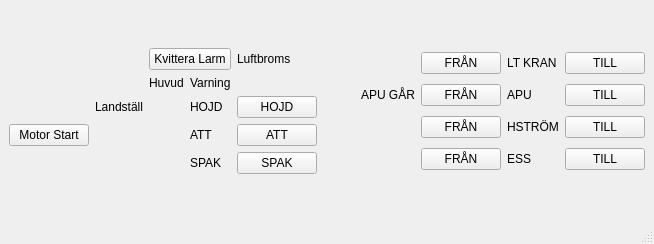
This is ui/main.ui in f11museum/JAS-IS-Cockpit as Qt 5 draws it before an edit. The edited form follows.
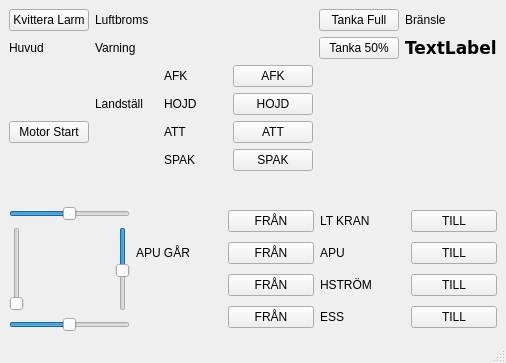
This is the edited form.

Commit message: Fungerande första version

The edit to the form file:
```diff
--- a/ui/main.ui
+++ b/ui/main.ui
@@ -6,8 +6,8 @@
    <rect>
     <x>0</x>
     <y>0</y>
-    <width>654</width>
-    <height>244</height>
+    <width>506</width>
+    <height>363</height>
    </rect>
   </property>
   <property name="windowTitle">
@@ -15,20 +15,85 @@
   </property>
   <widget class="QWidget" name="centralwidget">
    <layout class="QGridLayout" name="gridLayout_2">
-    <item row="0" column="1">
-     <spacer name="horizontalSpacer">
+    <item row="6" column="0">
+     <layout class="QGridLayout" name="gridLayout_5" columnminimumwidth="100,0">
+      <property name="sizeConstraint">
+       <enum>QLayout::SetFixedSize</enum>
+      </property>
+      <item row="2" column="1">
+       <widget class="QSlider" name="spak_pitch">
+        <property name="minimum">
+         <number>-100</number>
+        </property>
+        <property name="maximum">
+         <number>100</number>
+        </property>
+        <property name="sliderPosition">
+         <number>4</number>
+        </property>
+        <property name="orientation">
+         <enum>Qt::Vertical</enum>
+        </property>
+        <property name="invertedAppearance">
+         <bool>true</bool>
+        </property>
+       </widget>
+      </item>
+      <item row="2" column="0">
+       <widget class="QSlider" name="spak_gas">
+        <property name="sizePolicy">
+         <sizepolicy hsizetype="Fixed" vsizetype="Fixed">
+          <horstretch>0</horstretch>
+          <verstretch>0</verstretch>
+         </sizepolicy>
+        </property>
+        <property name="orientation">
+         <enum>Qt::Vertical</enum>
+        </property>
+       </widget>
+      </item>
+      <item row="0" column="0" colspan="2">
+       <widget class="QSlider" name="spak_roll">
+        <property name="minimum">
+         <number>-100</number>
+        </property>
+        <property name="maximum">
+         <number>100</number>
+        </property>
+        <property name="orientation">
+         <enum>Qt::Horizontal</enum>
+        </property>
+       </widget>
+      </item>
+      <item row="3" column="0" colspan="2">
+       <widget class="QSlider" name="spak_pedaler">
+        <property name="minimum">
+         <number>-100</number>
+        </property>
+        <property name="maximum">
+         <number>100</number>
+        </property>
+        <property name="orientation">
+         <enum>Qt::Horizontal</enum>
+        </property>
+       </widget>
+      </item>
+     </layout>
+    </item>
+    <item row="2" column="0">
+     <spacer name="verticalSpacer">
       <property name="orientation">
-       <enum>Qt::Horizontal</enum>
+       <enum>Qt::Vertical</enum>
       </property>
       <property name="sizeHint" stdset="0">
        <size>
-        <width>40</width>
-        <height>20</height>
+        <width>20</width>
+        <height>40</height>
        </size>
       </property>
      </spacer>
     </item>
-    <item row="0" column="4">
+    <item row="6" column="1">
      <layout class="QGridLayout" name="gridLayout_3">
       <item row="1" column="3">
        <widget class="QLabel" name="buttonlamp_apu">
@@ -123,95 +188,148 @@
       </item>
      </layout>
     </item>
-    <item row="0" column="0">
+    <item row="0" column="0" colspan="2">
      <layout class="QGridLayout" name="gridLayout">
-      <item row="3" column="3">
+      <item row="4" column="3">
        <widget class="QLabel" name="lamps_att">
         <property name="text">
          <string>ATT</string>
         </property>
        </widget>
       </item>
-      <item row="2" column="1">
-       <widget class="QLabel" name="lamps_gears">
-        <property name="text">
-         <string>Landställ</string>
-        </property>
-       </widget>
-      </item>
-      <item row="3" column="4">
-       <widget class="QPushButton" name="button_att">
-        <property name="text">
-         <string>ATT</string>
-        </property>
-       </widget>
-      </item>
-      <item row="4" column="4">
-       <widget class="QPushButton" name="button_spak">
-        <property name="text">
-         <string>SPAK</string>
-        </property>
-       </widget>
-      </item>
-      <item row="1" column="3">
+      <item row="1" column="1">
        <widget class="QLabel" name="lamps_master2">
         <property name="text">
          <string>Varning</string>
         </property>
        </widget>
       </item>
-      <item row="1" column="2">
+      <item row="3" column="1">
+       <widget class="QLabel" name="lamps_gears">
+        <property name="text">
+         <string>Landställ</string>
+        </property>
+       </widget>
+      </item>
+      <item row="1" column="0">
        <widget class="QLabel" name="lamps_master1">
         <property name="text">
          <string>Huvud</string>
         </property>
        </widget>
       </item>
-      <item row="0" column="4">
-       <widget class="QLabel" name="lamps_airbrake">
+      <item row="4" column="4">
+       <widget class="QPushButton" name="button_att">
         <property name="text">
-         <string>Luftbroms</string>
+         <string>ATT</string>
         </property>
        </widget>
       </item>
-      <item row="2" column="4">
-       <widget class="QPushButton" name="button_hojd">
-        <property name="text">
-         <string>HOJD</string>
-        </property>
-       </widget>
-      </item>
-      <item row="4" column="3">
-       <widget class="QLabel" name="lamps_spak">
-        <property name="text">
-         <string>SPAK</string>
-        </property>
-       </widget>
-      </item>
-      <item row="2" column="3">
-       <widget class="QLabel" name="lamps_hojd">
-        <property name="accessibleName">
-         <string>JAS/lamps/hojd</string>
-        </property>
-        <property name="text">
-         <string>HOJD</string>
-        </property>
-       </widget>
-      </item>
-      <item row="0" column="2" colspan="2">
+      <item row="0" column="0">
        <widget class="QPushButton" name="button_master">
         <property name="text">
          <string>Kvittera Larm</string>
         </property>
        </widget>
       </item>
-      <item row="3" column="0">
+      <item row="2" column="4">
+       <widget class="QPushButton" name="button_afk">
+        <property name="text">
+         <string>AFK</string>
+        </property>
+       </widget>
+      </item>
+      <item row="5" column="4">
+       <widget class="QPushButton" name="button_spak">
+        <property name="text">
+         <string>SPAK</string>
+        </property>
+       </widget>
+      </item>
+      <item row="0" column="1">
+       <widget class="QLabel" name="lamps_airbrake">
+        <property name="text">
+         <string>Luftbroms</string>
+        </property>
+       </widget>
+      </item>
+      <item row="2" column="3">
+       <widget class="QLabel" name="lamps_afk">
+        <property name="accessibleName">
+         <string>JAS/lamps/hojd</string>
+        </property>
+        <property name="text">
+         <string>AFK</string>
+        </property>
+       </widget>
+      </item>
+      <item row="0" column="5">
+       <widget class="QPushButton" name="button_tanka">
+        <property name="text">
+         <string>Tanka Full</string>
+        </property>
+       </widget>
+      </item>
+      <item row="4" column="0">
        <widget class="QPushButton" name="button_start">
         <property name="text">
          <string>Motor Start</string>
         </property>
        </widget>
       </item>
+      <item row="5" column="3">
+       <widget class="QLabel" name="lamps_spak">
+        <property name="text">
+         <string>SPAK</string>
+        </property>
+       </widget>
+      </item>
+      <item row="3" column="4">
+       <widget class="QPushButton" name="button_hojd">
+        <property name="text">
+         <string>HOJD</string>
+        </property>
+       </widget>
+      </item>
+      <item row="3" column="3">
+       <widget class="QLabel" name="lamps_hojd">
+        <property name="accessibleName">
+         <string>JAS/lamps/hojd</string>
+        </property>
+        <property name="text">
+         <string>HOJD</string>
+        </property>
+       </widget>
+      </item>
+      <item row="0" column="6">
+       <widget class="QLabel" name="label">
+        <property name="text">
+         <string>Bränsle</string>
+        </property>
+       </widget>
+      </item>
+      <item row="1" column="6">
+       <widget class="QLabel" name="text_fuel">
+        <property name="font">
+         <font>
+          <family>DejaVu Sans</family>
+          <pointsize>13</pointsize>
+          <weight>75</weight>
+          <bold>true</bold>
+         </font>
+        </property>
+        <property name="text">
+         <string>TextLabel</string>
+        </property>
+       </widget>
+      </item>
+      <item row="1" column="5">
+       <widget class="QPushButton" name="button_tanka_50">
+        <property name="text">
+         <string>Tanka 50%</string>
+        </property>
+       </widget>
+      </item>
      </layout>
     </item>
    </layout>
```
Left out of the diff: 2 changed lines with no effect on the pictures. The commit also changes 2 other files.
